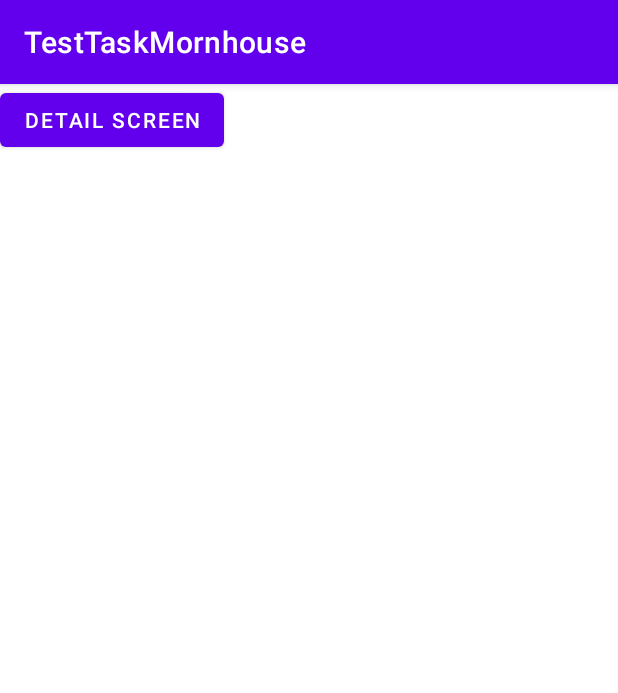
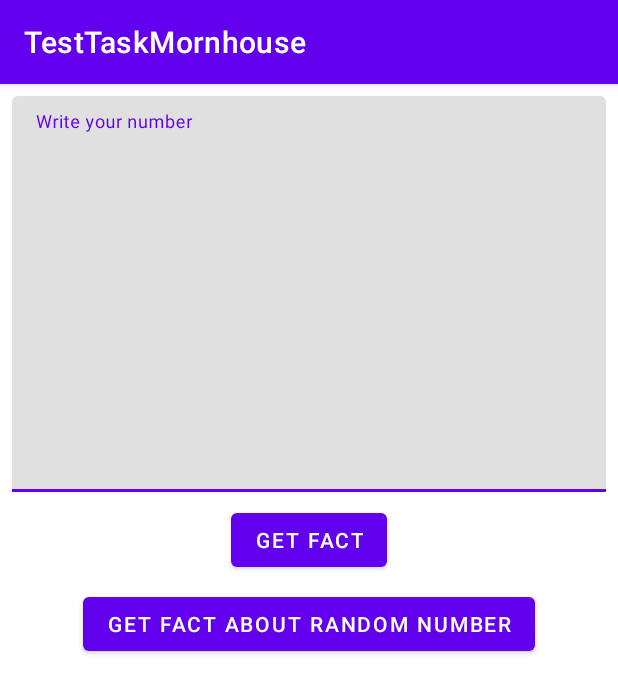
Before and after one commit to HryzhukKyrylo/TestTaskMornhous, an Android app: the screen it shows after launch (MainActivity), on a phone screen of 412 x 824 dp. Shown: the top 693 px of the screen. Run offline under Robolectric (Android 15) with nearby library versions, the phone set to English and light mode, and no system bars.

Commit message:
implement main layout

```diff
--- a/app/src/main/java/com/example/testtaskmornhouse/ui/mainscreen/MainScreenFragment.kt
+++ b/app/src/main/java/com/example/testtaskmornhouse/ui/mainscreen/MainScreenFragment.kt
@@ -24,7 +24,7 @@ class MainScreenFragment : Fragment() {
     }
 
     private fun initClickListeners() {
-        binding.btnDetailScreen.setOnClickListener {
+        binding.btnGetFact.setOnClickListener {
             val action =
                 MainScreenFragmentDirections.actionMainScreenFragmentToDetailScreenFragment()
             findNavController().navigate(action)
--- a/app/src/main/res/layout/fragment_main_screen.xml
+++ b/app/src/main/res/layout/fragment_main_screen.xml
@@ -1,20 +1,68 @@
 <?xml version="1.0" encoding="utf-8"?>
-<androidx.core.widget.NestedScrollView xmlns:android="http://schemas.android.com/apk/res/android"
+<androidx.constraintlayout.widget.ConstraintLayout xmlns:android="http://schemas.android.com/apk/res/android"
+    xmlns:app="http://schemas.android.com/apk/res-auto"
     xmlns:tools="http://schemas.android.com/tools"
     android:layout_width="match_parent"
     android:layout_height="match_parent"
     tools:context=".ui.mainscreen.MainScreenFragment">
 
-    <LinearLayout
-        android:layout_width="match_parent"
-        android:layout_height="match_parent">
+    <com.google.android.material.textfield.TextInputLayout
+        android:id="@+id/containerInputNumber"
+        android:layout_width="0dp"
+        android:layout_height="0dp"
+        android:padding="@dimen/small_padding"
+        app:layout_constraintBottom_toTopOf="@id/btnGetFact"
+        app:layout_constraintEnd_toEndOf="parent"
+        app:layout_constraintStart_toStartOf="parent"
+        app:layout_constraintTop_toTopOf="parent">
 
-        <Button
-            android:id="@+id/btnDetailScreen"
-            android:layout_width="wrap_content"
-            android:text="@string/main_screen_detail_screen"
-            android:layout_height="wrap_content" />
+        <EditText
+            android:id="@+id/etInputNumber"
+            android:layout_width="match_parent"
+            android:layout_height="match_parent"
+            android:gravity="top|left"
+            android:hint="@string/main_screen_write_your_number"
+            android:inputType="number" />
 
-    </LinearLayout>
+    </com.google.android.material.textfield.TextInputLayout>
 
-</androidx.core.widget.NestedScrollView>
+    <Button
+        android:id="@+id/btnGetFact"
+        android:layout_width="wrap_content"
+        android:layout_height="wrap_content"
+        android:layout_marginBottom="@dimen/small_padding"
+        android:text="@string/main_screen_get_fact"
+        app:layout_constraintBottom_toTopOf="@id/btnRandomNumber"
+        app:layout_constraintEnd_toEndOf="parent"
+        app:layout_constraintStart_toStartOf="parent" />
+
+    <Button
+        android:id="@+id/btnRandomNumber"
+        android:layout_width="wrap_content"
+        android:layout_height="wrap_content"
+        android:text="@string/main_screen_get_fact_random_number"
+        app:layout_constraintBottom_toTopOf="@id/verticalGuideLine"
+        app:layout_constraintEnd_toEndOf="parent"
+        app:layout_constraintStart_toStartOf="parent" />
+
+    <androidx.constraintlayout.widget.Guideline
+        android:id="@+id/verticalGuideLine"
+        android:layout_width="wrap_content"
+        android:layout_height="1dp"
+        android:orientation="horizontal"
+        app:layout_constraintGuide_percent="0.5" />
+
+    <androidx.recyclerview.widget.RecyclerView
+        android:id="@+id/rvHistoryList"
+        android:layout_width="0dp"
+        android:layout_height="0dp"
+        android:layout_margin="@dimen/small_padding"
+        app:layoutManager="androidx.recyclerview.widget.LinearLayoutManager"
+        app:layout_constraintBottom_toBottomOf="parent"
+        app:layout_constraintEnd_toEndOf="parent"
+        app:layout_constraintStart_toStartOf="parent"
+        app:layout_constraintTop_toBottomOf="@id/verticalGuideLine"
+        tools:itemCount="10" />
+
+
+</androidx.constraintlayout.widget.ConstraintLayout>
--- /dev/null
+++ b/app/src/main/res/values/dimens.xml
@@ -0,0 +1,4 @@
+<?xml version="1.0" encoding="utf-8"?>
+<resources>
+    <dimen name="small_padding">8dp</dimen>
+</resources>
--- a/app/src/main/res/values/strings.xml
+++ b/app/src/main/res/values/strings.xml
@@ -2,5 +2,7 @@
     <string name="app_name">TestTaskMornhouse</string>
     <!-- TODO: Remove or change this placeholder text -->
     <string name="hello_blank_fragment">Hello blank fragment</string>
-    <string name="main_screen_detail_screen">Detail screen</string>
+    <string name="main_screen_get_fact">Get fact</string>
+    <string name="main_screen_write_your_number">Write your number</string>
+    <string name="main_screen_get_fact_random_number">Get fact about random number</string>
 </resources>
```
